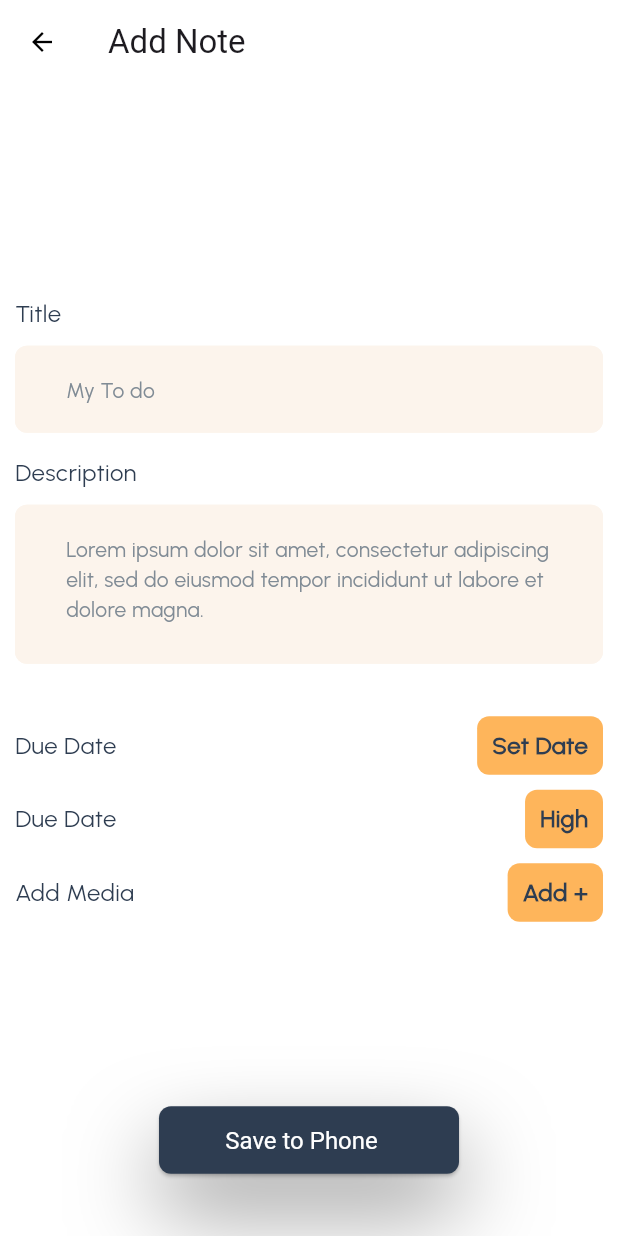
After one commit to saqibsattar03/quixnote-app, a Flutter app: the AddNote screen opened directly, on a phone screen of 412 x 824 dp. The commit adds this screen. Run offline on Flutter 3.47's test engine with Material 2 defaults, Android fonts, the phone set to English and light mode, and no system bars; our stand-ins replace flutter_svg, shared_preferences, smooth_page_indicator; missing offline and left inert: otp_pin_field; accounts and stored records are empty; Roboto replaces fonts that are missing (urbanistSemiBold); project files that could hold a hidden picture were left out.

Commit message:
notes UI completed.

```diff
--- /dev/null
+++ b/lib/src/components/notes/add_note.dart
@@ -0,0 +1,116 @@
+import 'package:flutter/material.dart';
+import 'package:quix_note/src/utils/app_colors.dart';
+import 'package:quix_note/src/widgets/app_button.dart';
+import 'package:quix_note/src/widgets/app_textfield.dart';
+
+class AddNote extends StatelessWidget {
+  const AddNote({Key? key}) : super(key: key);
+
+  @override
+  Widget build(BuildContext context) {
+    final textTheme = Theme.of(context).textTheme;
+    return Scaffold(
+      backgroundColor: Colors.white,
+      appBar: AppBar(
+        title: const Text(
+          'Add Note',
+          style: TextStyle(fontSize: 22),
+        ),
+      ),
+      body: Padding(
+        padding: const EdgeInsets.symmetric(horizontal: 10.0, vertical: 10.0),
+        child: Column(
+          crossAxisAlignment: CrossAxisAlignment.start,
+          mainAxisAlignment: MainAxisAlignment.spaceBetween,
+          children: [
+            const SizedBox(height: 10),
+            Column(
+              crossAxisAlignment: CrossAxisAlignment.start,
+              children: [
+                Text(
+                  'Title',
+                  style: textTheme.bodyMedium!.copyWith(
+                    fontSize: 16,
+                  ),
+                ),
+                const SizedBox(height: 10),
+                const AppTextField(
+                  fillColor: AppColors.lightYellow,
+                  hint: 'My To do',
+                ),
+                Text(
+                  'Description',
+                  style: textTheme.bodyMedium!.copyWith(
+                    fontSize: 16,
+                  ),
+                ),
+                const SizedBox(height: 10),
+                const AppTextField(
+                  fillColor: AppColors.lightYellow,
+                  maxLines: 3,
+                  hint:
+                      'Lorem ipsum dolor sit amet, consectetur adipiscing elit, sed do eiusmod tempor incididunt ut labore et dolore magna.',
+                ),
+                const SizedBox(height: 20),
+                const NoteAction(title: 'Due Date', buttonTitle: 'Set Date'),
+                const SizedBox(height: 10),
+                const NoteAction(title: 'Due Date', buttonTitle: 'High'),
+                const SizedBox(height: 10),
+                const NoteAction(title: 'Add Media', buttonTitle: 'Add +'),
+              ],
+            ),
+            Column(
+              children: [
+                AppButton(onPressed: () {}, buttonTitle: 'Save to Phone'),
+                const SizedBox(height: 30)
+              ],
+            )
+          ],
+        ),
+      ),
+    );
+  }
+}
+
+class NoteAction extends StatelessWidget {
+  const NoteAction({
+    Key? key,
+    required this.title,
+    required this.buttonTitle,
+  }) : super(key: key);
+  final String title;
+  final String buttonTitle;
+
+  @override
+  Widget build(BuildContext context) {
+    final textTheme = Theme.of(context).textTheme;
+    return Row(
+      mainAxisAlignment: MainAxisAlignment.spaceBetween,
+      children: [
+        Text(
+          title,
+          style: textTheme.bodyMedium!.copyWith(
+            fontSize: 16,
+            fontWeight: FontWeight.w400,
+          ),
+        ),
+        Container(
+          padding: const EdgeInsets.symmetric(horizontal: 10.0, vertical: 8.0),
+          decoration: const BoxDecoration(
+            color: AppColors.primaryYellow,
+            borderRadius: BorderRadius.all(
+              Radius.circular(8.0),
+            ),
+          ),
+          child: Text(
+            buttonTitle,
+            style: textTheme.bodyMedium!.copyWith(
+              fontSize: 16,
+              fontWeight: FontWeight.bold,
+            ),
+          ),
+        )
+      ],
+    );
+  }
+}
--- a/lib/src/components/sign_up/auth/verify_email.dart
+++ b/lib/src/components/sign_up/auth/verify_email.dart
@@ -1,6 +1,7 @@
 import 'package:flutter/material.dart';
 import 'package:otp_pin_field/otp_pin_field.dart';
 import 'package:quix_note/src/utils/app_colors.dart';
+import 'package:quix_note/src/widgets/app_button.dart';
 
 class VerifyEmailScreen extends StatefulWidget {
   const VerifyEmailScreen({Key? key}) : super(key: key);
@@ -84,6 +85,7 @@ class _VerifyEmailScreenState extends State<VerifyEmailScreen> {
               otpPinFieldDecoration:
                   OtpPinFieldDecoration.defaultPinBoxDecoration,
             ),
+
           ],
         ),
       ),
--- a/lib/src/widgets/app_button.dart
+++ b/lib/src/widgets/app_button.dart
@@ -21,6 +21,7 @@ class AppButton extends StatelessWidget {
   Widget build(BuildContext context) {
     final textTheme = Theme.of(context).textTheme;
     return Stack(
+      alignment: Alignment.center,
       children: [
         Padding(
           padding: const EdgeInsets.only(top: 10),
--- a/lib/src/widgets/app_textfield.dart
+++ b/lib/src/widgets/app_textfield.dart
@@ -98,6 +98,7 @@ class AppTextField extends StatelessWidget {
         keyboardType: keyboardType,
         validator: validator,
         obscureText: obscure ?? false,
+        maxLines: maxLines??1,
         controller: textEditingController,
         decoration: InputDecoration(
           filled: true,
```
Also changed, not shown: lib/src/components/notes/connect_account.dart (added, +58 -0 lines), lib/src/components/notes/my_subscription.dart (added, +113 -0 lines), lib/src/components/notes/note_detail.dart (+235 -0 lines), lib/src/components/notes/notes_page.dart (+54 -14 lines), lib/src/components/notes/search_notes.dart (+15 -3 lines).
